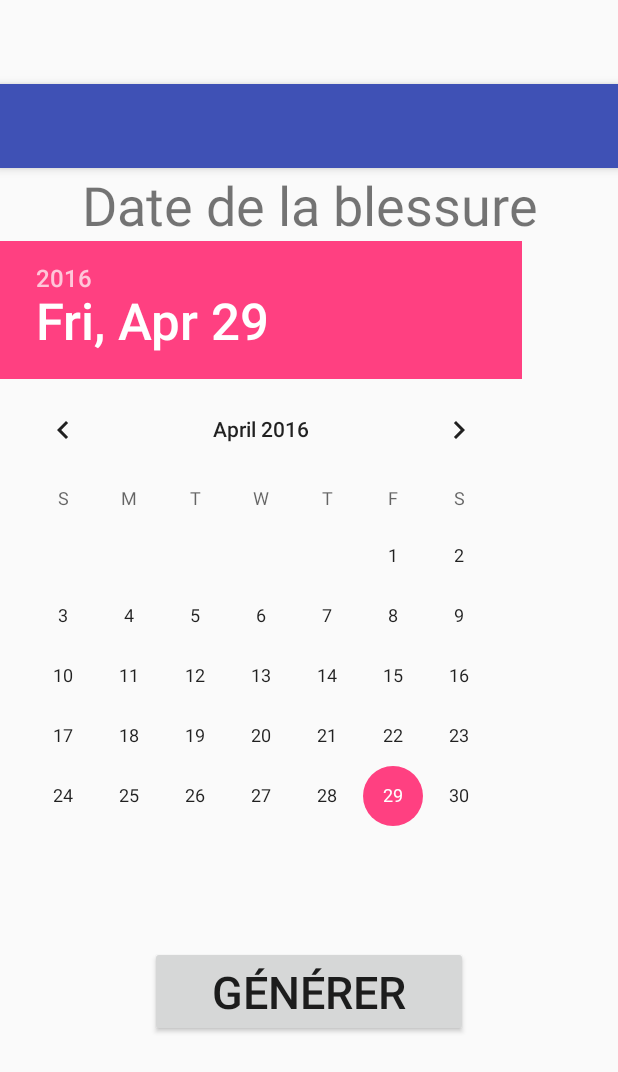
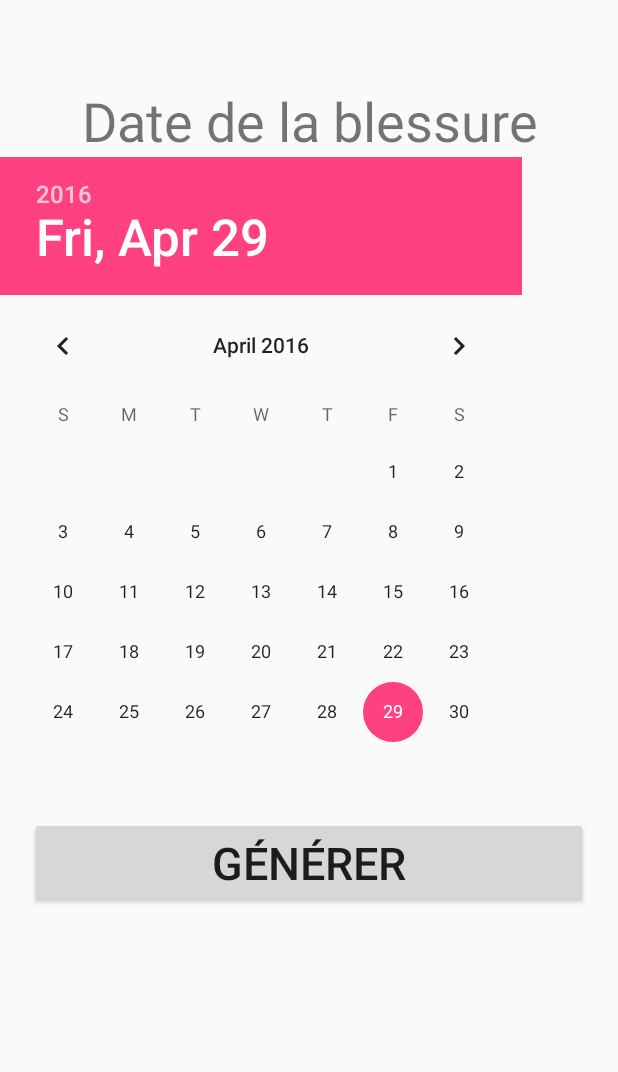
Before and after one commit to sisowath/AccesAthletique, an Android app: the layout activity_generer_rapport_therapeute.xml on its own in the app's theme, with its tools: preview values and no code run, on a phone screen of 412 x 824 dp. Shown: the top 1072 px of the screen. Run offline under Robolectric (Android 15) with nearby library versions, the phone set to English and light mode, and no system bars.

```diff
--- a/app/src/main/java/www/samnang_alex/com/applicationaccesathletique/views/GenererRapportTherapeuteActivity.java
+++ b/app/src/main/java/www/samnang_alex/com/applicationaccesathletique/views/GenererRapportTherapeuteActivity.java
@@ -60,8 +60,8 @@ public class GenererRapportTherapeuteActivity extends AppCompatActivity {
     protected void onCreate(Bundle savedInstanceState) {
         super.onCreate(savedInstanceState);
         setContentView(R.layout.activity_generer_rapport_therapeute);
-        Toolbar toolbar = (Toolbar) findViewById(R.id.toolbar);
-        setSupportActionBar(toolbar);
+        /*Toolbar toolbar = (Toolbar) findViewById(R.id.toolbar);
+        setSupportActionBar(toolbar);*/
 
         lblDateDuRapport = (TextView) findViewById(R.id.lblDateDuRapport);
         lblDateDuRapport.setBackgroundColor(Color.parseColor("#ffffb2"));
@@ -142,7 +142,7 @@ public class GenererRapportTherapeuteActivity extends AppCompatActivity {
                         compteurLignes++;
                     }while(curseurRapportTherapeute.moveToNext());
                     printWriter.close();
-                    Toast toast = Toast.makeText(GenererRapportTherapeuteActivity.this, "BRAVO ! " + compteurLignes + " blessure a été bien enregistré le " + jour + "/" + mois + "/" + annee + " - \n" + message, Toast.LENGTH_LONG);
+                    Toast toast = Toast.makeText(GenererRapportTherapeuteActivity.this, "BRAVO ! " + compteurLignes + " blessure a été bien enregistré le " + jour + "/" + mois + "/" + annee /*+ " - \n" + message*/, Toast.LENGTH_LONG);
                     toast.setGravity(Gravity.CENTER, 0, 0);
                     ViewGroup group = (ViewGroup) toast.getView();
                     TextView messageTextView = (TextView) group.getChildAt(0);
--- a/app/src/main/res/layout/activity_creer_une_blessure.xml
+++ b/app/src/main/res/layout/activity_creer_une_blessure.xml
@@ -12,12 +12,12 @@
         android:layout_height="wrap_content"
         android:theme="@style/AppTheme.AppBarOverlay">
 
-        <android.support.v7.widget.Toolbar
+        <!--android.support.v7.widget.Toolbar
             android:id="@+id/toolbar"
             android:layout_width="match_parent"
             android:layout_height="?attr/actionBarSize"
             android:background="?attr/colorPrimary"
-            app:popupTheme="@style/AppTheme.PopupOverlay" />
+            app:popupTheme="@style/AppTheme.PopupOverlay" /-->
 
     </android.support.design.widget.AppBarLayout>
 
--- a/app/src/main/res/layout/activity_generer_rapport_therapeute.xml
+++ b/app/src/main/res/layout/activity_generer_rapport_therapeute.xml
@@ -12,12 +12,12 @@
         android:layout_height="wrap_content"
         android:theme="@style/AppTheme.AppBarOverlay">
 
-        <android.support.v7.widget.Toolbar
+        <!--android.support.v7.widget.Toolbar
             android:id="@+id/toolbar"
             android:layout_width="match_parent"
             android:layout_height="?attr/actionBarSize"
             android:background="?attr/colorPrimary"
-            app:popupTheme="@style/AppTheme.PopupOverlay" />
+            app:popupTheme="@style/AppTheme.PopupOverlay" /-->
 
     </android.support.design.widget.AppBarLayout>
 
--- a/app/src/main/res/layout/content_creer_une_blessure.xml
+++ b/app/src/main/res/layout/content_creer_une_blessure.xml
@@ -21,8 +21,7 @@
             android:text="Coordonnées du patient"
             android:textAlignment="center"
             android:gravity="center"
-            android:textSize="36sp"
-            android:layout_marginTop="50dp" />
+            android:textSize="36sp" />
         <AutoCompleteTextView
             android:id="@+id/atxtNomPatient"
             android:layout_width="match_parent"
--- a/app/src/main/res/layout/content_generer_rapport_therapeute.xml
+++ b/app/src/main/res/layout/content_generer_rapport_therapeute.xml
@@ -1,4 +1,8 @@
 <?xml version="1.0" encoding="utf-8"?>
+<ScrollView
+    android:layout_width="match_parent"
+    android:layout_height="match_parent"
+    xmlns:android="http://schemas.android.com/apk/res/android">
     <LinearLayout xmlns:android="http://schemas.android.com/apk/res/android"
         xmlns:app="http://schemas.android.com/apk/res-auto"
         xmlns:tools="http://schemas.android.com/tools"
@@ -26,9 +30,11 @@
             android:layout_height="wrap_content"
             android:text="Générer"
             android:textAlignment="center"
-        android:layout_marginTop="40dp"
-        android:layout_marginLeft="100dp"
-        android:layout_marginRight="100dp"
+            android:layout_marginTop="10dp"
+            android:layout_marginLeft="20dp"
+            android:layout_marginRight="20dp"
+            android:layout_marginBottom="40dp"
             android:gravity="center"
             android:textSize="30sp"/>
     </LinearLayout>
+</ScrollView>
--- a/app/src/main/res/layout/content_main.xml
+++ b/app/src/main/res/layout/content_main.xml
@@ -34,7 +34,7 @@
             android:id="@+id/btnCreerUneBlessure"
             android:layout_width="match_parent"
             android:layout_height="wrap_content"
-            android:layout_marginTop="60dp"
+            android:layout_marginTop="80dp"
             android:layout_marginLeft="100dp"
             android:layout_marginRight="100dp"
             android:text="Créer une blessure"
@@ -85,7 +85,7 @@
             android:layout_marginTop="40dp"
             android:layout_marginLeft="100dp"
             android:layout_marginRight="100dp"
-            android:text="Reset DB"
+            android:text="Réinitialiser la BD"
             android:textAlignment="center"
             android:textSize="24sp"
             android:textAllCaps="false"/>
```
Also changed, not shown: app/src/main/java/www/samnang_alex/com/applicationaccesathletique/views/MainActivity.java (+26 -1 lines). Lines whose indentation alone changed are shown as unchanged.
